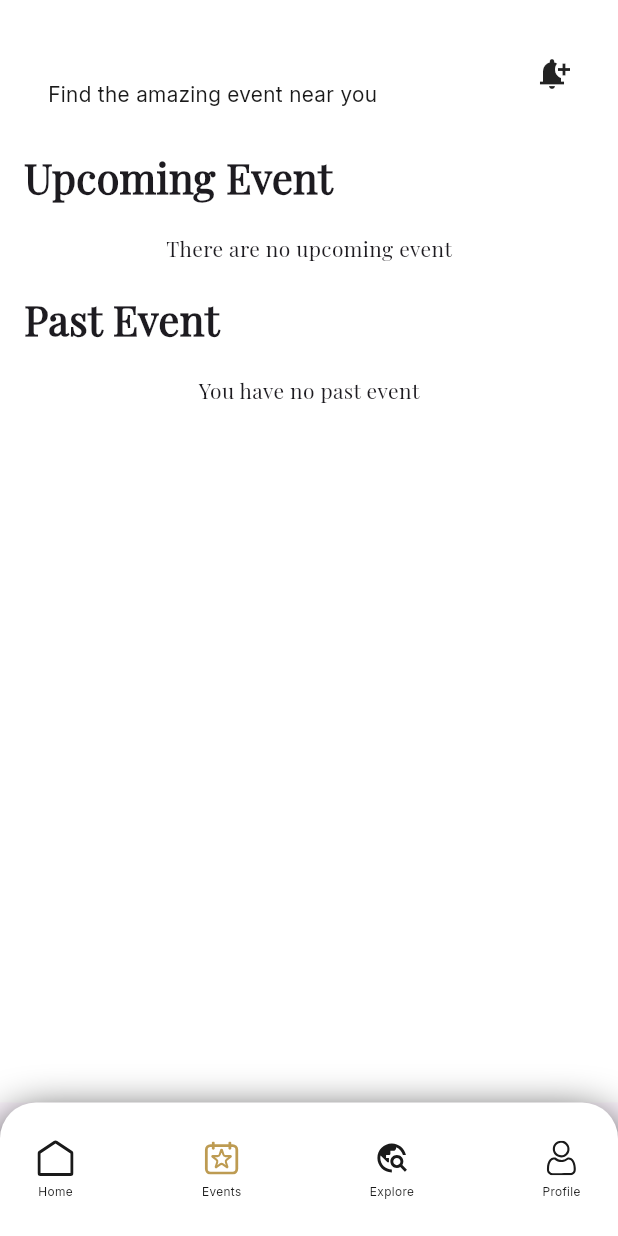
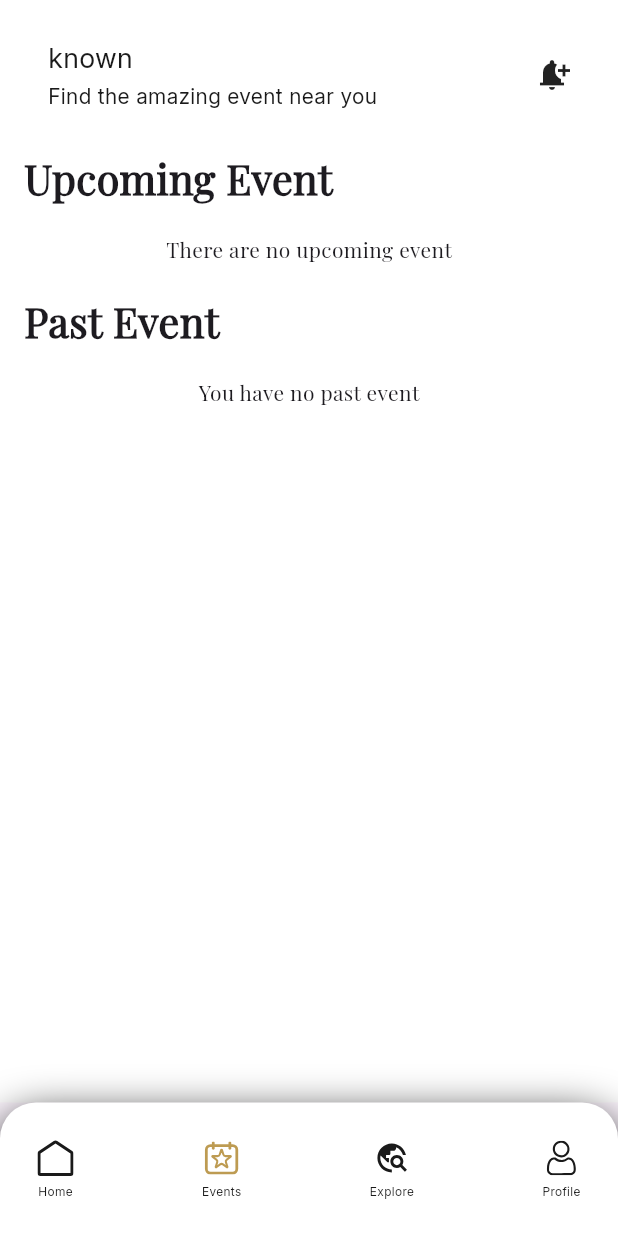
Before and after one commit to MTS-Services/abyansf_asfmanagment_app, a Flutter app: the CustomBottomBar screen opened directly, item 2 of the bottom bar chosen, on a phone screen of 412 x 824 dp. Run offline on Flutter 3.47's test engine with Material 3 defaults, Android fonts, the phone set to English and light mode, and no system bars; our stand-ins replace carousel_slider, dropdown_button2, flutter_screenutil, flutter_svg, get, image_picker and 2 more; accounts and stored records are empty; network calls fail.

Commit message:
reviesed one

```diff
--- a/lib/api_services/profile_api_services/profile_api_services.dart
+++ b/lib/api_services/profile_api_services/profile_api_services.dart
@@ -33,11 +33,9 @@ class ProfileApiServices {
     }
   }
 
-
-
   static Future<dynamic> updateUserProfile({
     required String name,
-    required String phone,
+    required String whatsapp,
   }) async {
     await AuthPrefService.loadToken();
     await AuthPrefService.loadUid();
@@ -50,19 +48,19 @@ class ProfileApiServices {
           'Content-Type': 'application/json',
           'Authorization': 'Bearer $token',
         },
-        body: json.encode({'name': name, 'whatsapp': phone}),
+        body: json.encode({'name': name, 'whatsapp': whatsapp}),
       );
+      print("update body: ${jsonEncode({"name": name, "whatsapp": whatsapp})}");
+      print("profile update response body ${response.body}");
+      print("profile update response status code ${response.statusCode}");
       return response;
     } catch (e) {
       print(e.toString());
     }
   }
 
-
-
-static  Future<bool> uploadImage({File? imageFile}) async {
+  static Future<bool> uploadImage({File? imageFile}) async {
     if (imageFile == null) return false;
-
 
     await AuthPrefService.loadToken();
     await AuthPrefService.loadUid();
@@ -96,6 +94,4 @@ static  Future<bool> uploadImage({File? imageFile}) async {
       print('Error uploading image: ${response.reasonPhrase}');
     }
   }
-
-
 }
--- a/lib/view/screens/profile_screen/profile_screen.dart
+++ b/lib/view/screens/profile_screen/profile_screen.dart
@@ -262,7 +262,7 @@ class ProfileScreen extends StatelessWidget {
                         title: 'My Profile',
                         action: IconButton(
                           onPressed: () {
-                            Get.to(EditProfile());
+                            Get.to(()=>EditProfile());
                           },
                           icon: Image.asset(AssetPath.basilEditOutline),
                         ),
@@ -274,7 +274,7 @@ class ProfileScreen extends StatelessWidget {
                     child: Column(
                       crossAxisAlignment: CrossAxisAlignment.start,
                       children: [
-                        SizedBox(height: 180.h), // উপরে স্পেস দেবার জন্য
+                        SizedBox(height: 180.h),
                         Row(
                           children: [
                             Obx(()=>CircleAvatar(
@@ -484,6 +484,7 @@ class ProfileScreen extends StatelessWidget {
               children: [
                 ElevatedButton(
                   onPressed: () {
+                    Get.back();
                     Get.to(() => EventBookingHistoryScreen());
                   },
                   child: Text("Event Booking History"),
@@ -491,6 +492,7 @@ class ProfileScreen extends StatelessWidget {
                 SizedBox(height: 10),
                 ElevatedButton(
                   onPressed: () {
+                    Get.back();
                     Get.to(() => ServiceBookingHistoryScreen());
                   },
                   child: Text("Service Booking History"),
--- a/lib/view/widget/home_appbar.dart
+++ b/lib/view/widget/home_appbar.dart
@@ -183,12 +183,12 @@ class HomeAppBar extends StatelessWidget implements PreferredSizeWidget {
       children: [
         SizedBox(
           width: 100,
-          child: Text(
-            _profileController.nameController.text,
+          child: Obx(()=>Text(
+            _profileController.user.value?.name?? "known",
             style: _nameTextStyle(),
             maxLines: 1,
             overflow: TextOverflow.ellipsis,
-          ),
+          ),)
         ),
         const SizedBox(height: 2),
         Text(
@@ -209,12 +209,12 @@ class HomeAppBar extends StatelessWidget implements PreferredSizeWidget {
         const SizedBox(width: 8),
         SizedBox(
           width: 70,
-          child: Text(
-            _profileController.nameController.text,
+          child: Obx(()=>Text(
+            _profileController.user.value?.name??"known",
             style: _nameTextStyle(fontSize: AppStyles.fontL),
             maxLines: 1,
             overflow: TextOverflow.ellipsis,
-          ),
+          ),),
         ),
       ],
     );
```
Also changed, not shown: lib/controller/profile_controller/profile_controller.dart (+50 -4 lines), lib/view/auth/auth_controller/login_controller/login_controller.dart (+7 -3 lines).
